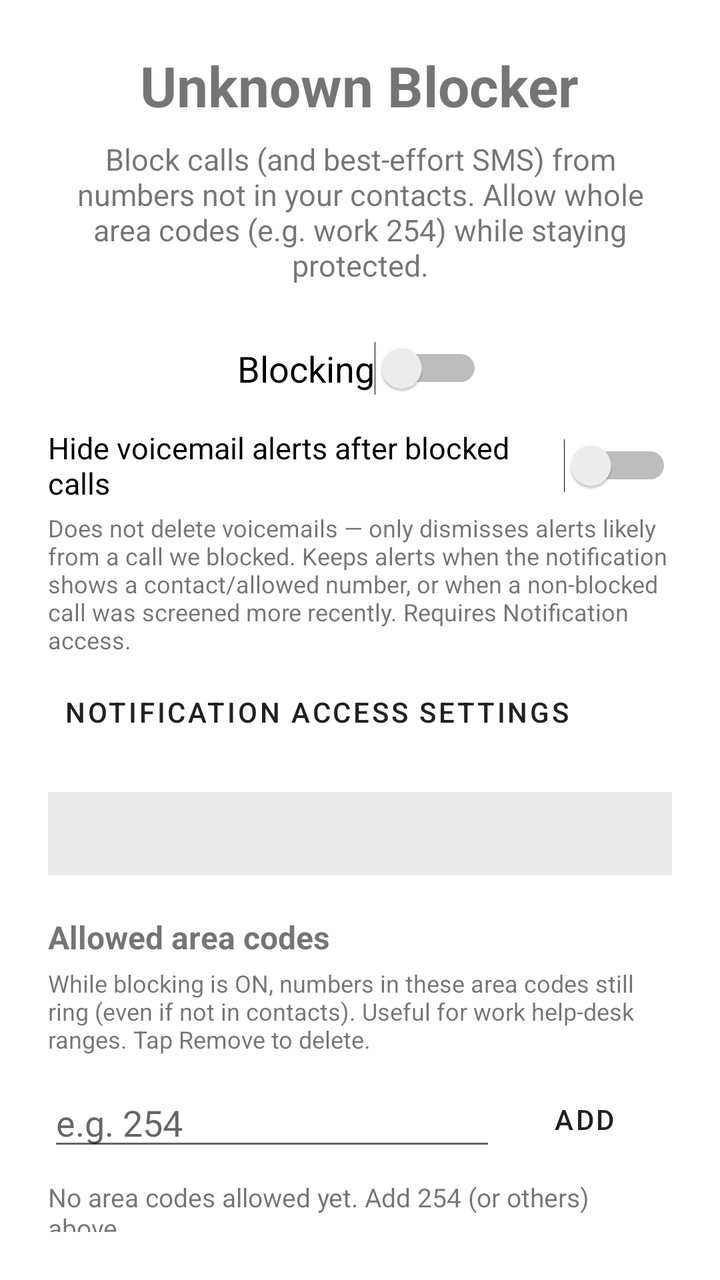
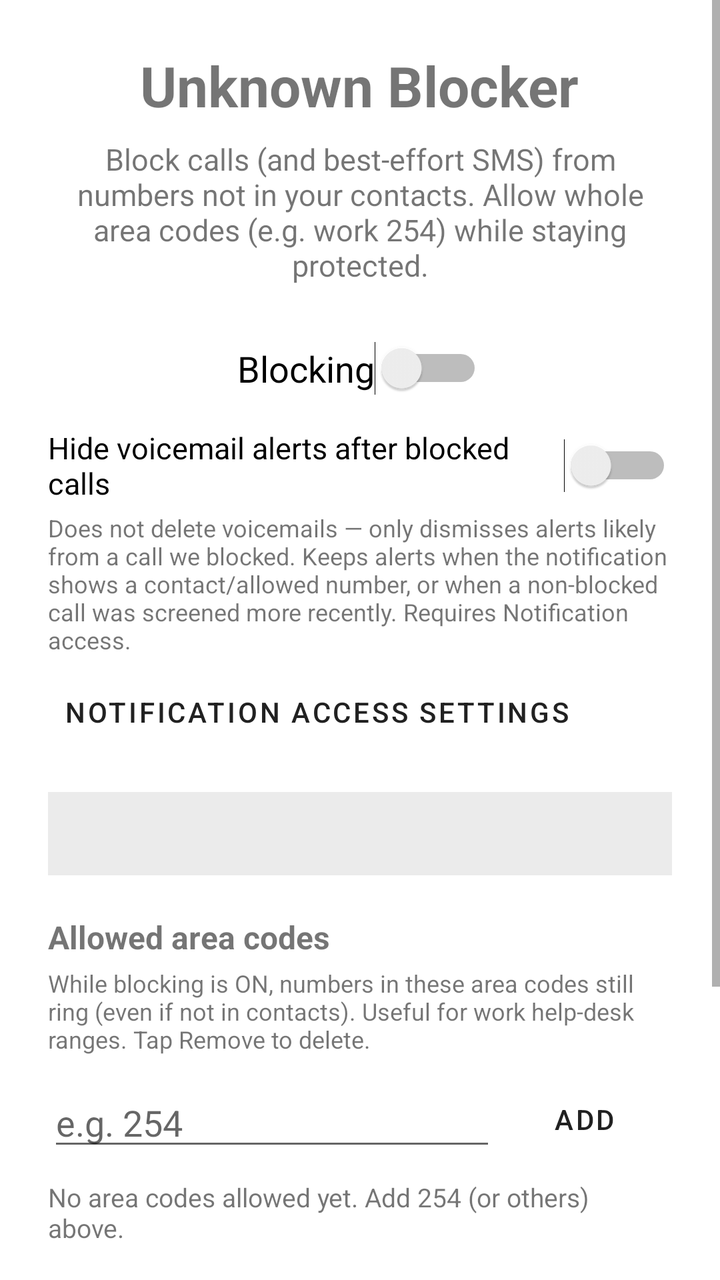

Before-and-after screenshots of an Android layout around one commit, followed by the original layout XML and the change that was made.
<!-- AndroidManifest.xml: application theme Theme.MaterialComponents.DayNight.DarkActionBar -->
<!-- res/layout/activity_main.xml -->
<?xml version="1.0" encoding="utf-8"?>
<LinearLayout xmlns:android="http://schemas.android.com/apk/res/android"
    android:layout_width="match_parent"
    android:layout_height="match_parent"
    android:orientation="vertical"
    android:padding="24dp">

    <TextView
        android:layout_width="wrap_content"
        android:layout_height="wrap_content"
        android:layout_gravity="center_horizontal"
        android:text="@string/app_title"
        android:textSize="28sp"
        android:textStyle="bold" />

    <TextView
        android:layout_width="match_parent"
        android:layout_height="wrap_content"
        android:layout_marginTop="8dp"
        android:gravity="center"
        android:text="@string/app_subtitle"
        android:textSize="15sp" />

    <Switch
        android:id="@+id/toggleSwitch"
        android:layout_width="wrap_content"
        android:layout_height="wrap_content"
        android:layout_gravity="center_horizontal"
        android:layout_marginTop="28dp"
        android:text="@string/toggle_label"
        android:textSize="18sp" />

    <Switch
        android:id="@+id/suppressVmSwitch"
        android:layout_width="match_parent"
        android:layout_height="wrap_content"
        android:layout_marginTop="16dp"
        android:text="@string/suppress_vm_label"
        android:textSize="15sp" />

    <TextView
        android:layout_width="match_parent"
        android:layout_height="wrap_content"
        android:layout_marginTop="4dp"
        android:text="@string/suppress_vm_help"
        android:textSize="12sp" />

    <Button
        android:id="@+id/notificationAccessButton"
        style="?android:attr/buttonBarButtonStyle"
        android:layout_width="wrap_content"
        android:layout_height="wrap_content"
        android:layout_marginTop="4dp"
        android:text="@string/open_notification_access" />

    <TextView
        android:id="@+id/statusText"
        android:layout_width="match_parent"
        android:layout_height="wrap_content"
        android:layout_marginTop="16dp"
        android:background="#14000000"
        android:lineSpacingExtra="4dp"
        android:padding="12dp"
        android:textSize="13sp" />

    
    <TextView
        android:layout_width="match_parent"
        android:layout_height="wrap_content"
        android:layout_marginTop="20dp"
        android:text="@string/area_codes_header"
        android:textSize="16sp"
        android:textStyle="bold" />

    <TextView
        android:layout_width="match_parent"
        android:layout_height="wrap_content"
        android:layout_marginTop="4dp"
        android:text="@string/area_codes_help"
        android:textSize="12sp" />

    <LinearLayout
        android:layout_width="match_parent"
        android:layout_height="wrap_content"
        android:layout_marginTop="8dp"
        android:gravity="center_vertical"
        android:orientation="horizontal">

        <EditText
            android:id="@+id/areaCodeInput"
            android:layout_width="0dp"
            android:layout_height="wrap_content"
            android:layout_weight="1"
            android:hint="@string/area_code_hint"
            android:importantForAutofill="no"
            android:inputType="number"
            android:maxLength="3"
            android:maxLines="1" />

        <Button
            android:id="@+id/addAreaCodeButton"
            style="?android:attr/buttonBarButtonStyle"
            android:layout_width="wrap_content"
            android:layout_height="wrap_content"
            android:text="@string/add" />
    </LinearLayout>

    <TextView
        android:id="@+id/areaCodesEmpty"
        android:layout_width="match_parent"
        android:layout_height="wrap_content"
        android:layout_marginTop="6dp"
        android:text="@string/area_codes_empty"
        android:textSize="13sp" />

    <LinearLayout
        android:id="@+id/areaCodesContainer"
        android:layout_width="match_parent"
        android:layout_height="wrap_content"
        android:layout_marginTop="4dp"
        android:orientation="vertical" />

    <LinearLayout
        android:layout_width="match_parent"
        android:layout_height="wrap_content"
        android:layout_marginTop="20dp"
        android:gravity="center_vertical"
        android:orientation="horizontal">

        <TextView
            android:id="@+id/logHeader"
            android:layout_width="0dp"
            android:layout_height="wrap_content"
            android:layout_weight="1"
            android:text="@string/blocked_history_header_default"
            android:textSize="16sp"
            android:textStyle="bold" />

        <Button
            android:id="@+id/refreshButton"
            style="?android:attr/buttonBarButtonStyle"
            android:layout_width="wrap_content"
            android:layout_height="wrap_content"
            android:text="@string/refresh" />

        <Button
            android:id="@+id/clearLogButton"
            style="?android:attr/buttonBarButtonStyle"
            android:layout_width="wrap_content"
            android:layout_height="wrap_content"
            android:text="@string/clear" />
    </LinearLayout>

    <TextView
        android:id="@+id/emptyLogText"
        android:layout_width="match_parent"
        android:layout_height="wrap_content"
        android:layout_marginTop="12dp"
        android:gravity="center"
        android:padding="24dp"
        android:text="@string/empty_log"
        android:textSize="14sp" />

    <ListView
        android:id="@+id/blockedList"
        android:layout_width="match_parent"
        android:layout_height="0dp"
        android:layout_marginTop="8dp"
        android:layout_weight="1"
        android:dividerHeight="1dp"
        android:visibility="gone" />

</LinearLayout>
<!-- resources referenced by this layout -->
<resources>
  <string name="add">Add</string>
  <string name="app_subtitle">Block calls (and best-effort SMS) from numbers not in your contacts. Allow whole area codes (e.g. work 254) while staying protected.</string>
  <string name="app_title">Unknown Blocker</string>
  <string name="area_code_hint">e.g. 254</string>
  <string name="area_codes_empty">No area codes allowed yet. Add 254 (or others) above.</string>
  <string name="area_codes_header">Allowed area codes</string>
  <string name="area_codes_help">While blocking is ON, numbers in these area codes still ring (even if not in contacts). Useful for work help-desk ranges. Tap Remove to delete.</string>
  <string name="blocked_history_header_default">Blocked history (0)</string>
  <string name="clear">Clear</string>
  <string name="empty_log">No blocked numbers yet.\nWhen a non-contact call is rejected, it will show up here.</string>
  <string name="open_notification_access">Notification access settings</string>
  <string name="refresh">Refresh</string>
  <string name="suppress_vm_help">Does not delete voicemails — only dismisses alerts likely from a call we blocked. Keeps alerts when the notification shows a contact/allowed number, or when a non-blocked call was screened more recently. Requires Notification access.</string>
  <string name="suppress_vm_label">Hide voicemail alerts after blocked calls</string>
  <string name="toggle_label">Blocking</string>
</resources>

<!-- the commit's change to res/layout/activity_main.xml (unified diff, before → after) -->
@@ -1,173 +1,184 @@
 <?xml version="1.0" encoding="utf-8"?>
-<LinearLayout xmlns:android="http://schemas.android.com/apk/res/android"
+<ScrollView xmlns:android="http://schemas.android.com/apk/res/android"
+    android:id="@+id/mainScroll"
     android:layout_width="match_parent"
     android:layout_height="match_parent"
-    android:orientation="vertical"
-    android:padding="24dp">
-
-    <TextView
-        android:layout_width="wrap_content"
-        android:layout_height="wrap_content"
-        android:layout_gravity="center_horizontal"
-        android:text="@string/app_title"
-        android:textSize="28sp"
-        android:textStyle="bold" />
-
-    <TextView
-        android:layout_width="match_parent"
-        android:layout_height="wrap_content"
-        android:layout_marginTop="8dp"
-        android:gravity="center"
-        android:text="@string/app_subtitle"
-        android:textSize="15sp" />
-
-    <Switch
-        android:id="@+id/toggleSwitch"
-        android:layout_width="wrap_content"
-        android:layout_height="wrap_content"
-        android:layout_gravity="center_horizontal"
-        android:layout_marginTop="28dp"
-        android:text="@string/toggle_label"
-        android:textSize="18sp" />
-
-    <Switch
-        android:id="@+id/suppressVmSwitch"
-        android:layout_width="match_parent"
-        android:layout_height="wrap_content"
-        android:layout_marginTop="16dp"
-        android:text="@string/suppress_vm_label"
-        android:textSize="15sp" />
-
-    <TextView
-        android:layout_width="match_parent"
-        android:layout_height="wrap_content"
-        android:layout_marginTop="4dp"
-        android:text="@string/suppress_vm_help"
-        android:textSize="12sp" />
-
-    <Button
-        android:id="@+id/notificationAccessButton"
-        style="?android:attr/buttonBarButtonStyle"
-        android:layout_width="wrap_content"
-        android:layout_height="wrap_content"
-        android:layout_marginTop="4dp"
-        android:text="@string/open_notification_access" />
-
-    <TextView
-        android:id="@+id/statusText"
-        android:layout_width="match_parent"
-        android:layout_height="wrap_content"
-        android:layout_marginTop="16dp"
-        android:background="#14000000"
-        android:lineSpacingExtra="4dp"
-        android:padding="12dp"
-        android:textSize="13sp" />
-
-    
-    <TextView
-        android:layout_width="match_parent"
-        android:layout_height="wrap_content"
-        android:layout_marginTop="20dp"
-        android:text="@string/area_codes_header"
-        android:textSize="16sp"
-        android:textStyle="bold" />
-
-    <TextView
-        android:layout_width="match_parent"
-        android:layout_height="wrap_content"
-        android:layout_marginTop="4dp"
-        android:text="@string/area_codes_help"
-        android:textSize="12sp" />
+    android:clipToPadding="false"
+    android:fillViewport="true"
+    android:scrollbars="vertical">
 
     <LinearLayout
         android:layout_width="match_parent"
         android:layout_height="wrap_content"
-        android:layout_marginTop="8dp"
-        android:gravity="center_vertical"
-        android:orientation="horizontal">
+        android:orientation="vertical"
+        android:padding="24dp"
+        android:paddingBottom="32dp">
 
-        <EditText
-            android:id="@+id/areaCodeInput"
-            android:layout_width="0dp"
+        <TextView
+            android:layout_width="wrap_content"
             android:layout_height="wrap_content"
-            android:layout_weight="1"
-            android:hint="@string/area_code_hint"
-            android:importantForAutofill="no"
-            android:inputType="number"
-            android:maxLength="3"
-            android:maxLines="1" />
+            android:layout_gravity="center_horizontal"
+            android:text="@string/app_title"
+            android:textSize="28sp"
+            android:textStyle="bold" />
+
+        <TextView
+            android:layout_width="match_parent"
+            android:layout_height="wrap_content"
+            android:layout_marginTop="8dp"
+            android:gravity="center"
+            android:text="@string/app_subtitle"
+            android:textSize="15sp" />
+
+        <Switch
+            android:id="@+id/toggleSwitch"
+            android:layout_width="wrap_content"
+            android:layout_height="wrap_content"
+            android:layout_gravity="center_horizontal"
+            android:layout_marginTop="28dp"
+            android:text="@string/toggle_label"
+            android:textSize="18sp" />
+
+        <Switch
+            android:id="@+id/suppressVmSwitch"
+            android:layout_width="match_parent"
+            android:layout_height="wrap_content"
+            android:layout_marginTop="16dp"
+            android:text="@string/suppress_vm_label"
+            android:textSize="15sp" />
+
+        <TextView
+            android:layout_width="match_parent"
+            android:layout_height="wrap_content"
+            android:layout_marginTop="4dp"
+            android:text="@string/suppress_vm_help"
+            android:textSize="12sp" />
 
         <Button
-            android:id="@+id/addAreaCodeButton"
+            android:id="@+id/notificationAccessButton"
             style="?android:attr/buttonBarButtonStyle"
             android:layout_width="wrap_content"
             android:layout_height="wrap_content"
-            android:text="@string/add" />
-    </LinearLayout>
-
-    <TextView
-        android:id="@+id/areaCodesEmpty"
-        android:layout_width="match_parent"
-        android:layout_height="wrap_content"
-        android:layout_marginTop="6dp"
-        android:text="@string/area_codes_empty"
-        android:textSize="13sp" />
-
-    <LinearLayout
-        android:id="@+id/areaCodesContainer"
-        android:layout_width="match_parent"
-        android:layout_height="wrap_content"
-        android:layout_marginTop="4dp"
-        android:orientation="vertical" />
-
-    <LinearLayout
-        android:layout_width="match_parent"
-        android:layout_height="wrap_content"
-        android:layout_marginTop="20dp"
-        android:gravity="center_vertical"
-        android:orientation="horizontal">
+            android:layout_marginTop="4dp"
+            android:text="@string/open_notification_access" />
 
         <TextView
-            android:id="@+id/logHeader"
-            android:layout_width="0dp"
+            android:id="@+id/statusText"
+            android:layout_width="match_parent"
             android:layout_height="wrap_content"
-            android:layout_weight="1"
-            android:text="@string/blocked_history_header_default"
+            android:layout_marginTop="16dp"
+            android:background="#14000000"
+            android:lineSpacingExtra="4dp"
+            android:padding="12dp"
+            android:textIsSelectable="true"
+            android:textSize="13sp" />
+
+        
+        <TextView
+            android:layout_width="match_parent"
+            android:layout_height="wrap_content"
+            android:layout_marginTop="20dp"
+            android:text="@string/area_codes_header"
             android:textSize="16sp"
             android:textStyle="bold" />
 
-        <Button
-            android:id="@+id/refreshButton"
-            style="?android:attr/buttonBarButtonStyle"
-            android:layout_width="wrap_content"
+        <TextView
+            android:layout_width="match_parent"
             android:layout_height="wrap_content"
-            android:text="@string/refresh" />
+            android:layout_marginTop="4dp"
+            android:text="@string/area_codes_help"
+            android:textSize="12sp" />
 
-        <Button
-            android:id="@+id/clearLogButton"
-            style="?android:attr/buttonBarButtonStyle"
-            android:layout_width="wrap_content"
+        <LinearLayout
+            android:layout_width="match_parent"
             android:layout_height="wrap_content"
-            android:text="@string/clear" />
+            android:layout_marginTop="8dp"
+            android:gravity="center_vertical"
+            android:orientation="horizontal">
+
+            <EditText
+                android:id="@+id/areaCodeInput"
+                android:layout_width="0dp"
+                android:layout_height="wrap_content"
+                android:layout_weight="1"
+                android:hint="@string/area_code_hint"
+                android:importantForAutofill="no"
+                android:inputType="number"
+                android:maxLength="3"
+                android:maxLines="1" />
+
+            <Button
+                android:id="@+id/addAreaCodeButton"
+                style="?android:attr/buttonBarButtonStyle"
+                android:layout_width="wrap_content"
+                android:layout_height="wrap_content"
+                android:text="@string/add" />
+        </LinearLayout>
+
+        <TextView
+            android:id="@+id/areaCodesEmpty"
+            android:layout_width="match_parent"
+            android:layout_height="wrap_content"
+            android:layout_marginTop="6dp"
+            android:text="@string/area_codes_empty"
+            android:textSize="13sp" />
+
+        <LinearLayout
+            android:id="@+id/areaCodesContainer"
+            android:layout_width="match_parent"
+            android:layout_height="wrap_content"
+            android:layout_marginTop="4dp"
+            android:orientation="vertical" />
+
+        <LinearLayout
+            android:layout_width="match_parent"
+            android:layout_height="wrap_content"
+            android:layout_marginTop="20dp"
+            android:gravity="center_vertical"
+            android:orientation="horizontal">
+
+            <TextView
+                android:id="@+id/logHeader"
+                android:layout_width="0dp"
+                android:layout_height="wrap_content"
+                android:layout_weight="1"
+                android:text="@string/blocked_history_header_default"
+                android:textSize="16sp"
+                android:textStyle="bold" />
+
+            <Button
+                android:id="@+id/refreshButton"
+                style="?android:attr/buttonBarButtonStyle"
+                android:layout_width="wrap_content"
+                android:layout_height="wrap_content"
+                android:text="@string/refresh" />
+
+            <Button
+                android:id="@+id/clearLogButton"
+                style="?android:attr/buttonBarButtonStyle"
+                android:layout_width="wrap_content"
+                android:layout_height="wrap_content"
+                android:text="@string/clear" />
+        </LinearLayout>
+
+        <TextView
+            android:id="@+id/emptyLogText"
+            android:layout_width="match_parent"
+            android:layout_height="wrap_content"
+            android:layout_marginTop="12dp"
+            android:gravity="center"
+            android:padding="24dp"
+            android:text="@string/empty_log"
+            android:textSize="14sp" />
+
+        
+        <LinearLayout
+            android:id="@+id/blockedListContainer"
+            android:layout_width="match_parent"
+            android:layout_height="wrap_content"
+            android:layout_marginTop="8dp"
+            android:orientation="vertical"
+            android:visibility="gone" />
+
     </LinearLayout>
-
-    <TextView
-        android:id="@+id/emptyLogText"
-        android:layout_width="match_parent"
-        android:layout_height="wrap_content"
-        android:layout_marginTop="12dp"
-        android:gravity="center"
-        android:padding="24dp"
-        android:text="@string/empty_log"
-        android:textSize="14sp" />
-
-    <ListView
-        android:id="@+id/blockedList"
-        android:layout_width="match_parent"
-        android:layout_height="0dp"
-        android:layout_marginTop="8dp"
-        android:layout_weight="1"
-        android:dividerHeight="1dp"
-        android:visibility="gone" />
-
-</LinearLayout>
+</ScrollView>
